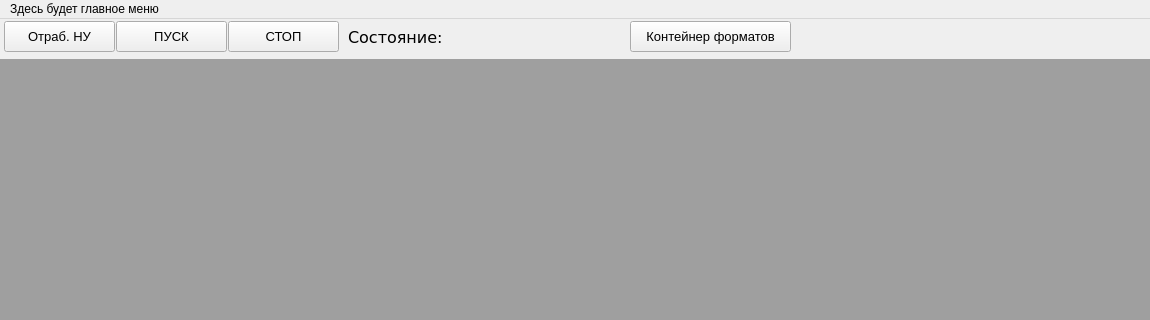
First picture: the form in STR/str.ui, repository iambarsik/QtSTR, before the edit; both pictures show x 0 to 1150 and y 0 to 320 of the 1150 by 662 pixel window.
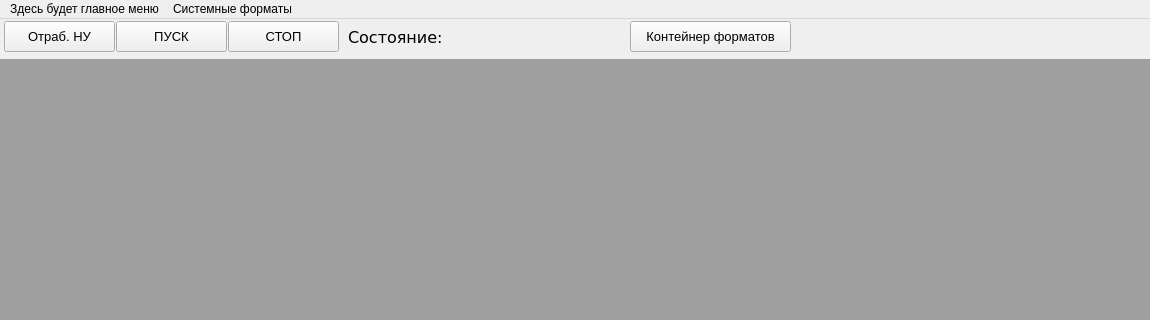
Second picture: the form after the edit.

What changed in the file:
```diff
--- a/STR/str.ui
+++ b/STR/str.ui
@@ -142,7 +142,15 @@
     <addaction name="action_3"/>
     <addaction name="action"/>
    </widget>
+   <widget class="QMenu" name="menu_2">
+    <property name="title">
+     <string>Системные форматы</string>
+    </property>
+    <addaction name="action_container"/>
+    <addaction name="action_networkstate"/>
+   </widget>
    <addaction name="menu"/>
+   <addaction name="menu_2"/>
   </widget>
   <widget class="QStatusBar" name="statusbar"/>
   <action name="action_1">
```
Left out of the diff: 19 changed lines with no effect on the pictures.
